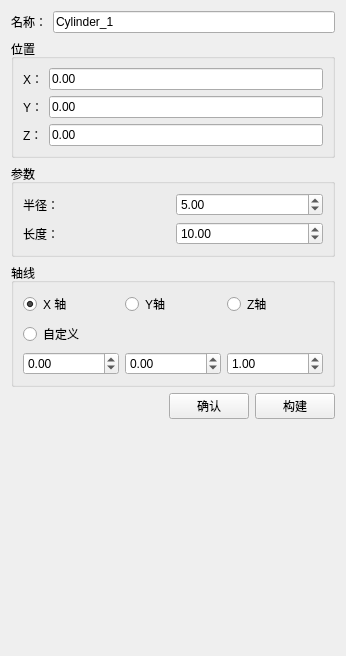
Before: the Qt Designer form src/FCGUI/ModelSettings/FCCylinderSettingsWidget.ui in Kinvy66/freecaeworkbench, drawn with Qt 5.
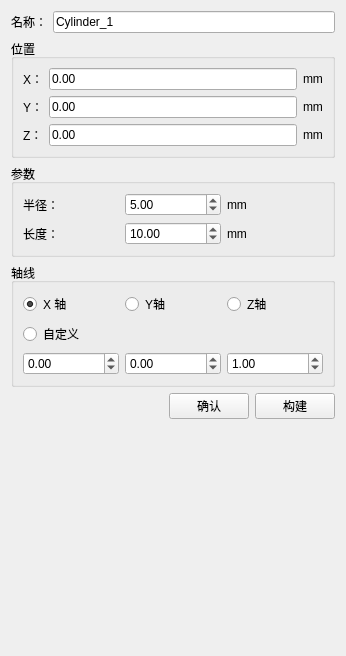
After: the same form once the commit is applied.

```diff
--- a/src/FCGUI/ModelSettings/FCCylinderSettingsWidget.ui
+++ b/src/FCGUI/ModelSettings/FCCylinderSettingsWidget.ui
@@ -54,6 +54,13 @@
           </property>
          </widget>
         </item>
+        <item>
+         <widget class="QLabel" name="label_7">
+          <property name="text">
+           <string>mm</string>
+          </property>
+         </widget>
+        </item>
        </layout>
       </item>
       <item>
@@ -72,6 +79,13 @@
           </property>
          </widget>
         </item>
+        <item>
+         <widget class="QLabel" name="label_8">
+          <property name="text">
+           <string>mm</string>
+          </property>
+         </widget>
+        </item>
        </layout>
       </item>
       <item>
@@ -90,6 +104,13 @@
           </property>
          </widget>
         </item>
+        <item>
+         <widget class="QLabel" name="label_9">
+          <property name="text">
+           <string>mm</string>
+          </property>
+         </widget>
+        </item>
        </layout>
       </item>
      </layout>
@@ -117,6 +138,13 @@
           </property>
          </widget>
         </item>
+        <item>
+         <widget class="QLabel" name="label_10">
+          <property name="text">
+           <string>mm</string>
+          </property>
+         </widget>
+        </item>
        </layout>
       </item>
       <item>
@@ -135,6 +163,13 @@
           </property>
          </widget>
         </item>
+        <item>
+         <widget class="QLabel" name="label_11">
+          <property name="text">
+           <string>mm</string>
+          </property>
+         </widget>
+        </item>
        </layout>
       </item>
      </layout>
```
